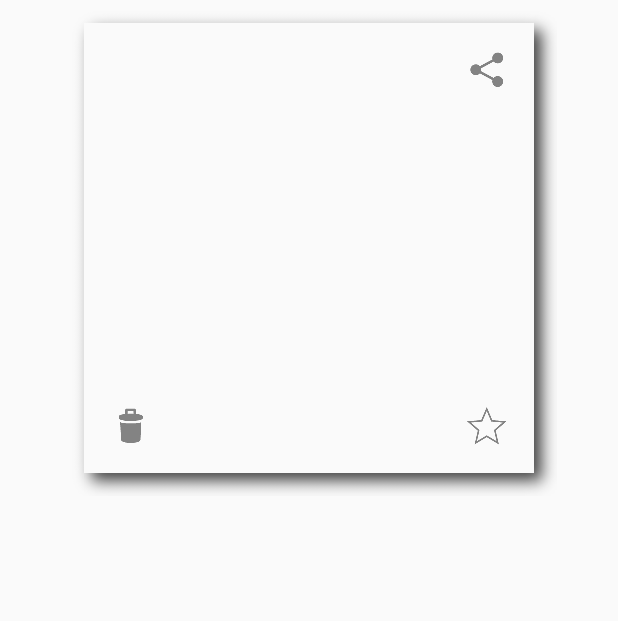
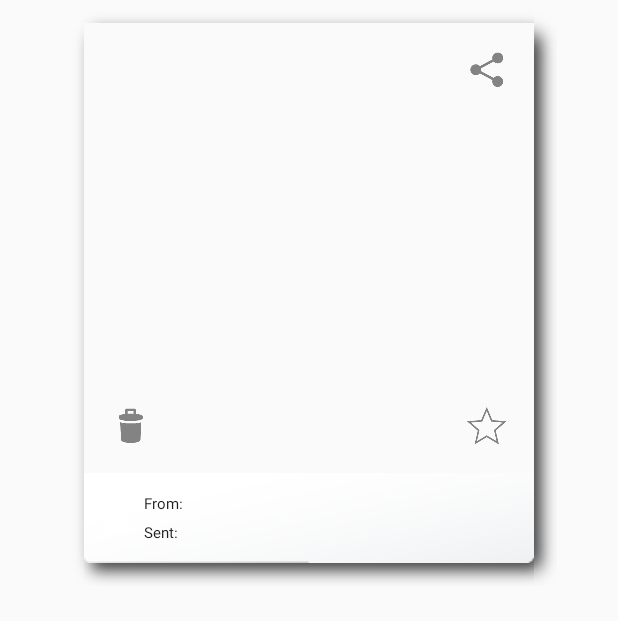
Before and after one commit to plandrem/fluffr-android, an Android app: the layout fluff_view.xml on its own in the app's theme, with its tools: preview values and no code run, on a phone screen of 412 x 824 dp. Shown: the top 621 px of the screen. Run offline under Robolectric (Android 15) with nearby library versions, the phone set to English and light mode, and no system bars.

Commit message:
add bottom inbox badges and shadows

```diff
--- a/app/src/main/java/com/fluffr/app/fluffr/FluffView.java
+++ b/app/src/main/java/com/fluffr/app/fluffr/FluffView.java
@@ -28,6 +28,10 @@ public class FluffView extends RelativeLayout {
     private ImageButton deleteButton;
 
     private ImageView imageView;
+    private ImageView shadowLeft;
+    private ImageView shadowRight;
+    private ImageView shadowTop;
+    private ImageView shadowBottom;
 
     private TextView title;
     private TextView subtitle;
@@ -73,6 +77,10 @@ public class FluffView extends RelativeLayout {
         subtitle = (TextView) findViewById(R.id.item_subtitle);
 
         imageView = (ImageView) findViewById(R.id.item_imageView);
+        shadowBottom = (ImageView) findViewById(R.id.fluff_shadow_bottom);
+        shadowTop = (ImageView) findViewById(R.id.fluff_shadow_top);
+        shadowLeft = (ImageView) findViewById(R.id.fluff_shadow_left);
+        shadowRight = (ImageView) findViewById(R.id.fluff_shadow_right);
 
         badge = (InboxBadge) findViewById(R.id.fluff_inbox_badge);
 
@@ -87,9 +95,6 @@ public class FluffView extends RelativeLayout {
 
         // As part of the attachment, all the UI functionality should
         // be created at this point (eg. button clicks)
-
-//        Log.d("setItem",item.id);
-//        Log.d("setItem",item.title);
 
         fluff.position = position;
 
@@ -118,6 +123,21 @@ public class FluffView extends RelativeLayout {
             badge.setFrom(fluff.sender);
             badge.setDate(fluff.sendDate);
 
+            // apply shadows
+            shadowBottom.setBackgroundResource(R.drawable.shadows_with_inbox_badge_bottom);
+            shadowTop.setBackgroundResource(R.drawable.shadows_with_inbox_badge_top);
+            shadowLeft.setBackgroundResource(R.drawable.shadows_with_inbox_badge_left);
+            shadowRight.setBackgroundResource(R.drawable.shadows_with_inbox_badge_right);
+
+        } else {
+            // not in inbox -- remove badge from layout
+            badge.setVisibility(GONE);
+
+            // apply shadows
+            shadowBottom.setBackgroundResource(R.drawable.shadows_bottom);
+            shadowTop.setBackgroundResource(R.drawable.shadows_top);
+            shadowLeft.setBackgroundResource(R.drawable.shadows_left);
+            shadowRight.setBackgroundResource(R.drawable.shadows_right);
         }
 
         buttonInterface = parent;
--- a/app/src/main/res/layout/fluff_view_children.xml
+++ b/app/src/main/res/layout/fluff_view_children.xml
@@ -17,6 +17,7 @@
             android:layout_centerHorizontal="true">
 
             <ImageView
+                android:id="@+id/fluff_shadow_left"
                 android:layout_width="15dp"
                 android:layout_height="match_parent"
                 android:background="@drawable/shadows_left"/>
@@ -27,6 +28,7 @@
                 android:orientation="vertical">
 
                 <ImageView
+                    android:id="@+id/fluff_shadow_top"
                     android:layout_width="match_parent"
                     android:layout_height="15dp"
                     android:background="@drawable/shadows_top"/>
@@ -37,12 +39,14 @@
                     android:layout_centerInParent="true"
                     >
 
+                    <!-- Fluffy animal picture -->
                     <ImageView
                         android:layout_width="match_parent"
                         android:layout_height="match_parent"
                         android:scaleType="centerCrop"
                         android:id="@+id/item_imageView"/>
 
+                    <!-- Favorites Button -->
                     <ImageButton
                         android:layout_width="wrap_content"
                         android:layout_height="wrap_content"
@@ -54,6 +58,7 @@
                         android:layout_alignParentBottom="true"
                         android:layout_alignParentRight="true"/>
 
+                    <!-- Delete Button -->
                     <ImageButton
                         android:layout_width="wrap_content"
                         android:layout_height="wrap_content"
@@ -65,6 +70,7 @@
                         android:layout_alignParentLeft="true"
                         android:layout_margin="15dp"/>
 
+                    <!-- Send to Friend Button-->
                     <ImageButton
                         android:layout_width="wrap_content"
                         android:layout_height="wrap_content"
@@ -77,7 +83,7 @@
                         android:layout_margin="15dp"/>
 
 
-
+                    <!-- Extra TextViews for Debugging -->
                     <TextView
                         android:visibility="invisible"
                         android:layout_width="wrap_content"
@@ -93,17 +99,20 @@
                         android:text="subtitle"
                         android:layout_below="@id/item_title"/>
 
-                    <com.fluffr.app.fluffr.InboxBadge
-                        android:id="@+id/fluff_inbox_badge"
-                        android:layout_width="wrap_content"
-                        android:layout_height="wrap_content"
-                        android:layout_margin="15dp"
-                        android:visibility="invisible">
-
-                    </com.fluffr.app.fluffr.InboxBadge>
                 </RelativeLayout>
 
+                <!-- Label for received Fluffs -->
+                <com.fluffr.app.fluffr.InboxBadge
+                    android:id="@+id/fluff_inbox_badge"
+                    android:layout_width="match_parent"
+                    android:layout_height="60dp"
+                    android:background="@drawable/shadows_with_inbox_badge_inbox_badge"
+                    android:visibility="visible">
+
+                </com.fluffr.app.fluffr.InboxBadge>
+
                 <ImageView
+                    android:id="@+id/fluff_shadow_bottom"
                     android:layout_width="match_parent"
                     android:layout_height="15dp"
                     android:background="@drawable/shadows_bottom"/>
@@ -111,6 +120,7 @@
             </LinearLayout>
 
             <ImageView
+                android:id="@+id/fluff_shadow_right"
                 android:layout_width="15dp"
                 android:layout_height="match_parent"
                 android:background="@drawable/shadows_right"/>
--- a/app/src/main/res/layout/inbox_badge.xml
+++ b/app/src/main/res/layout/inbox_badge.xml
@@ -1,9 +1,8 @@
 <?xml version="1.0" encoding="utf-8"?>
 <RelativeLayout
     xmlns:android="http://schemas.android.com/apk/res/android"
-    android:layout_width="120dp"
-    android:layout_height="40dp"
-    android:background="@drawable/inbox_badge_background"
+    android:layout_width="fill_parent"
+    android:layout_height="fill_parent"
     >
 
     <ImageView
@@ -28,7 +27,7 @@
             android:text="From: "
             android:textSize="10sp"
             android:layout_marginRight="20dp"
-            android:textColor="#FFFFFF"/>
+            android:textColor="#ff1e1e1e"/>
 
         <TextView
             android:id="@+id/inbox_badge_date_text"
@@ -38,7 +37,7 @@
             android:textSize="10sp"
             android:layout_marginTop="5dp"
             android:layout_marginRight="20dp"
-            android:textColor="#FFFFFF"/>
+            android:textColor="#ff1e1e1e"/>
 
     </LinearLayout>
 
```
Also changed, not shown: app/src/main/res/drawable-hdpi/inbox_badge_background.xml (+35 -20 lines), app/src/main/res/drawable-hdpi/shadows_with_inbox_badge_bottom.png (added), app/src/main/res/drawable-hdpi/shadows_with_inbox_badge_inbox_badge.png (added), app/src/main/res/drawable-hdpi/shadows_with_inbox_badge_left.png (added), app/src/main/res/drawable-hdpi/shadows_with_inbox_badge_right.png (added), app/src/main/res/drawable-hdpi/shadows_with_inbox_badge_top.png (added).
